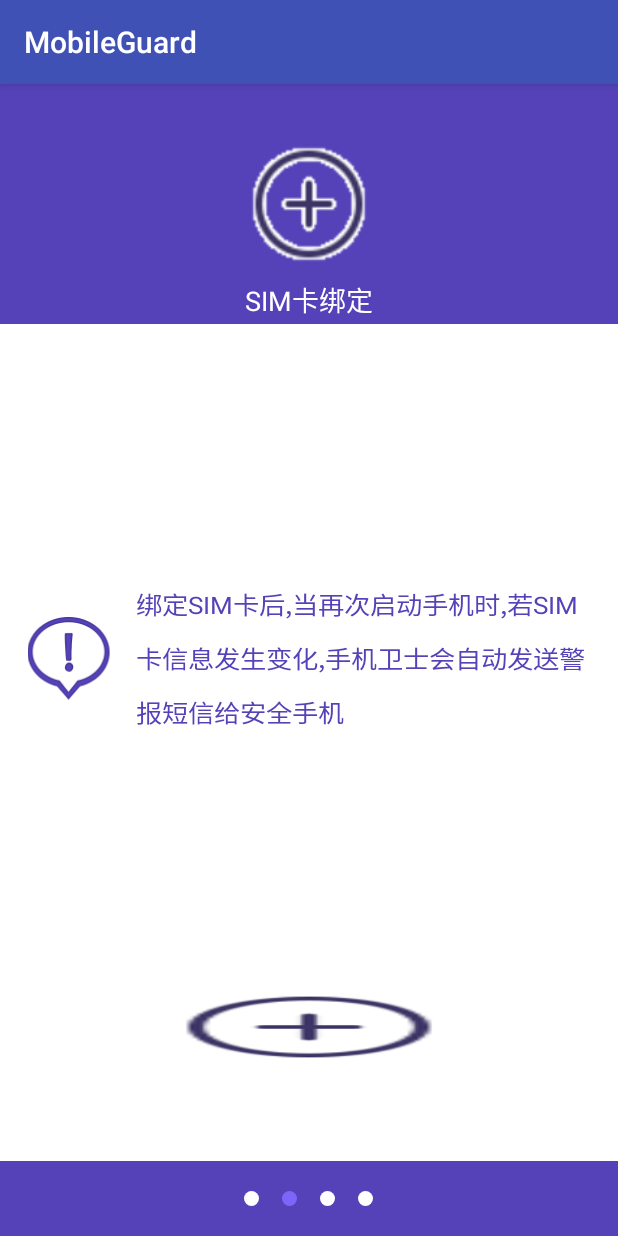
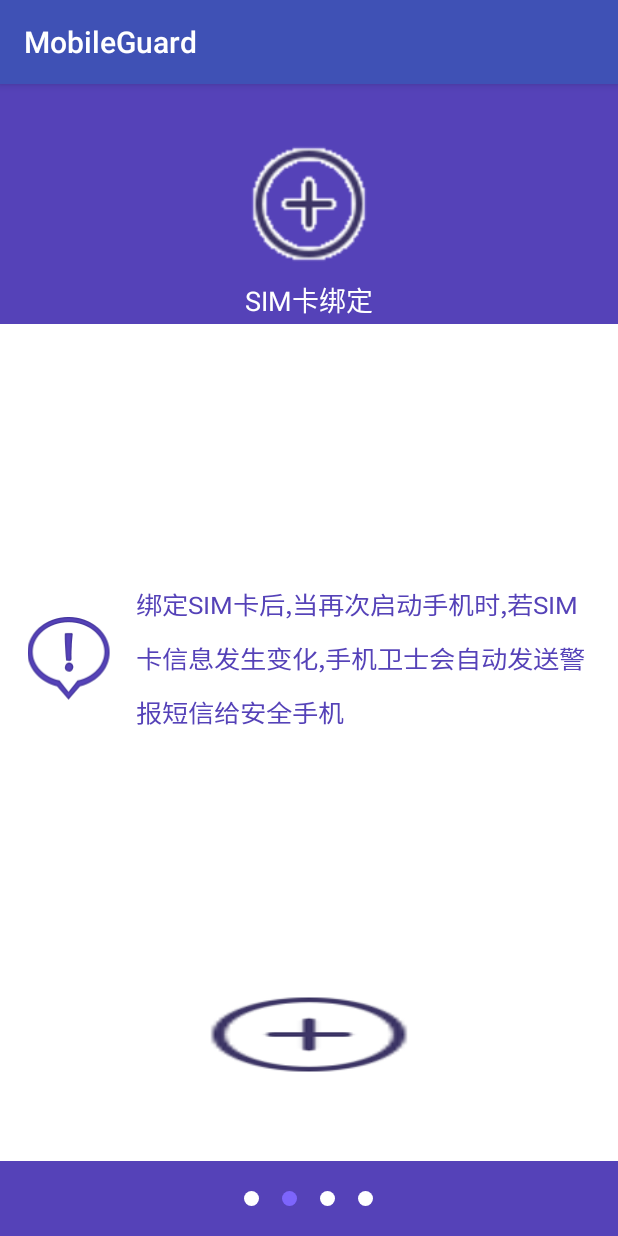
Before and after one commit to Vincen11/MobileGuard10, an Android app: the Setup2Activity screen opened directly, with no data from a screen before it, on a phone screen of 412 x 824 dp. Run offline under Robolectric (Android 15) with nearby library versions, the phone set to English and light mode, and no system bars.

Commit message:
防盗10.15 8

```diff
--- a/app/src/main/java/cn/edu/gdmec/android/mobileguard/m2theftguard/Setup4Activity.java
+++ b/app/src/main/java/cn/edu/gdmec/android/mobileguard/m2theftguard/Setup4Activity.java
@@ -14,10 +14,10 @@ public class Setup4Activity extends BaseSetupActivity {
     protected void onCreate(Bundle savedInstanceState) {
 
         super.onCreate(savedInstanceState);
-        setContentView(R.layout.activity_setup_4);
-        //设置第4个圆点
+    setContentView(R.layout.activity_setup_4);
+    //设置第4个圆点
         ((RadioButton)findViewById(R.id.rb_four)).setChecked(true);
-    }
+}
 
     @Override
     public void showNext() {
--- a/app/src/main/res/layout/activity_setup_2.xml
+++ b/app/src/main/res/layout/activity_setup_2.xml
@@ -59,8 +59,8 @@
                 android:layout_weight="1"
                 android:gravity="center">
                 <Button
-                    android:layout_width="180dp"
-                    android:layout_height="45dp"
+                    android:layout_width="144dp"
+                    android:layout_height="wrap_content"
                     android:id="@+id/btn_bind_sim"
                     android:layout_gravity="center_horizontal"
                     android:layout_marginBottom="20dp"
--- a/app/src/main/res/layout/activity_setup_4.xml
+++ b/app/src/main/res/layout/activity_setup_4.xml
@@ -35,7 +35,7 @@
             android:layout_width="match_parent"
             android:layout_height="0dp"
             android:layout_weight="1"
-            android:background="@android:color/white">
+                android:background="@android:color/white">
             <TextView
                 android:id="@+id/tv_setup4_status"
                 style="@style/textview16sp"
```
